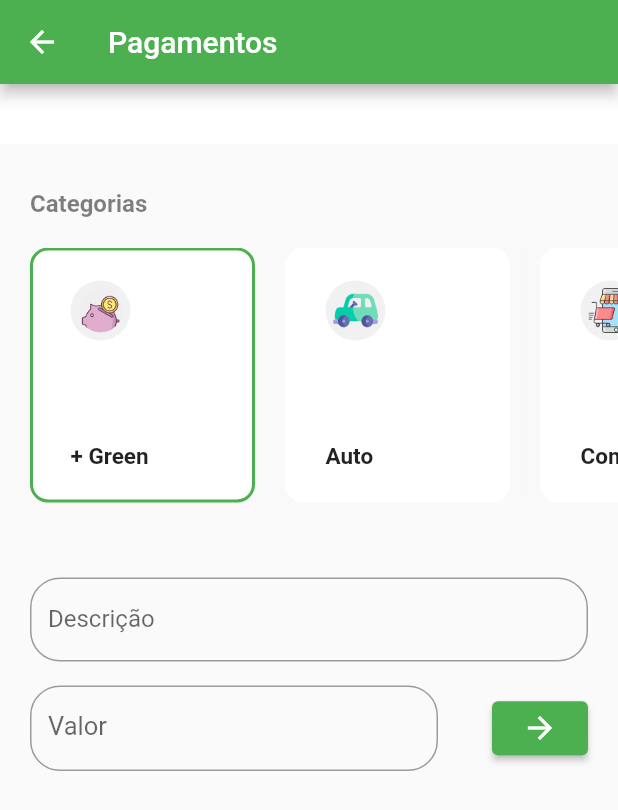
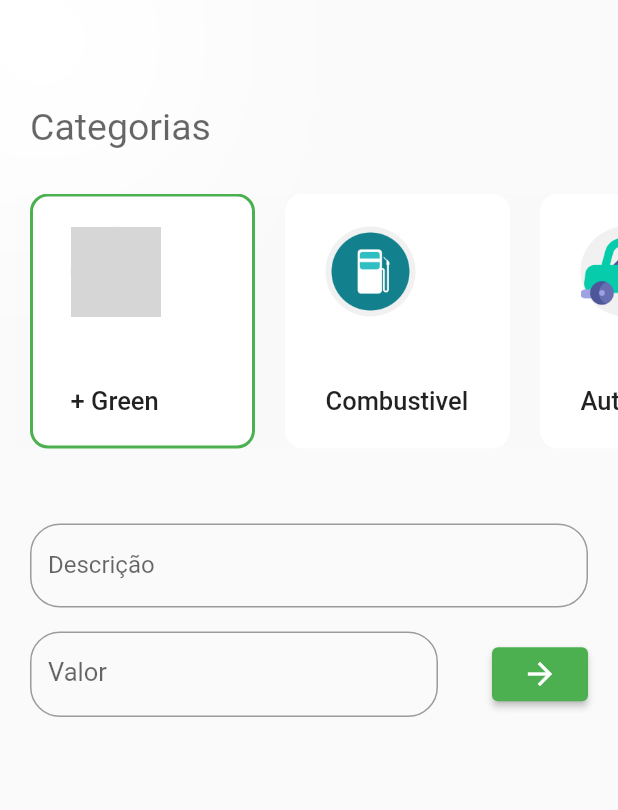
Before and after one commit to proz-tecnologia/PIT03GP03, a Flutter app: the CreatBudgetPage screen opened directly, on a phone screen of 412 x 824 dp. Shown: the top 810 px of the screen. Run offline on Flutter 3.47's test engine with Material 2 defaults, Android fonts, the phone set to English and light mode, and no system bars; our stand-ins replace animated_bottom_navigation_bar, email_validator, flutter_slidable, get, iconsax, shared_preferences; accounts and stored records are empty; Roboto replaces fonts that are missing (sans-serif-light); grey boxes are pictures that could not be loaded.

Commit message:
MeuGeen 2/3

```diff
--- a/lib/json/create_budget_json.dart
+++ b/lib/json/create_budget_json.dart
@@ -1,29 +1,15 @@
 const List categories = [
-  {"name": "+ Green", "icon": "assets/metas2.png"},
+  {"name": "+ Green", "icon": "assets/metas3.png"},
+  {"name": "Combustivel", "icon": "assets/combustivel.png"},
   {"name": "Auto", "icon": "assets/auto.png"},
+  {"name": "Alimentação", "icon": "assets/eating.png"},
+  {"name": "Saúde", "icon": "assets/hospital.png"},
   {"name": "Compras", "icon": "assets/mercado.png"},
-  {"name": "Saúde", "icon": "assets/hospital.png"},
-  {"name": "Alimentação", "icon": "assets/eating.png"},
+  {"name": "Feira", "icon": "assets/comidas2.png"},
   {"name": "Educação", "icon": "assets/Education.png"},
   {"name": "Banco", "icon": "assets/bank.png"},
   {"name": "Cartões", "icon": "assets/Transfer.png"},
   {"name": "PetShop", "icon": "assets/petshop.png"},
   {"name": "Academia", "icon": "assets/academia2.png"},
+  {"name": "Viagem", "icon": "assets/viagem.png"},
 ];
-
-class Date {
-  Date({required this.title, required this.dateTime});
-
-  Date.fromJson(Map<String, dynamic> json)
-      : title = json['title'],
-        dateTime = DateTime.parse(json['dateTime']);
-  String title;
-  DateTime dateTime;
-
-  Map<String, dynamic> toJson() {
-    return {
-      'title': title,
-      'dateTime': dateTime.toIso8601String(),
-    };
-  }
-}
--- a/lib/models/transaction/transaction.dart
+++ b/lib/models/transaction/transaction.dart
@@ -8,5 +8,6 @@ class Transaction {
     required this.value,
     required this.title,
     required this.category,
+    required DateTime dateTime,
   });
 }
--- a/lib/modules/HomePage/pages/meuGreen.dart
+++ b/lib/modules/HomePage/pages/meuGreen.dart
@@ -1,6 +1,5 @@
 import 'package:animated_bottom_navigation_bar/animated_bottom_navigation_bar.dart';
 import 'package:flutter/material.dart';
-import 'package:green/modules/HomePage/pages/pagamentos_item.dart';
 import 'package:green/theme/colors.dart';
 import 'package:iconsax/iconsax.dart';
 
@@ -37,7 +36,6 @@ class _MeuGreenState extends State<MeuGreen> {
       index: pageIndex,
       children: [
         CreatBudgetPage(),
-        PagItem(),
         Center(
           child: Text('Daily Page'),
         ),
--- a/lib/modules/HomePage/pages/meu_green_item.dart
+++ b/lib/modules/HomePage/pages/meu_green_item.dart
@@ -24,11 +24,14 @@ class _CreatBudgetPageState extends State<CreatBudgetPage> {
   @override
   Widget build(BuildContext context) {
     return Scaffold(
-      appBar: AppBar(
-        title: const Text('Pagamentos'),
-      ),
-      backgroundColor: grey.withOpacity(0.05),
-      body: Form(key: fomrKey, child: getBody()),
+      body: Consumer<HomeController>(builder: (context, controller, __) {
+        return SingleChildScrollView(
+          child: Form(
+            key: fomrKey,
+            child: getBody(),
+          ),
+        );
+      }),
     );
   }
 
@@ -41,9 +44,9 @@ class _CreatBudgetPageState extends State<CreatBudgetPage> {
           Container(
             decoration: BoxDecoration(color: white, boxShadow: [
               BoxShadow(
-                color: grey.withOpacity(0.01),
-                spreadRadius: 10,
-                blurRadius: 3,
+                color: Colors.white,
+                spreadRadius: 100,
+                blurRadius: 100,
                 // changes position of shadow
               ),
             ]),
@@ -51,12 +54,6 @@ class _CreatBudgetPageState extends State<CreatBudgetPage> {
               padding: const EdgeInsets.all(20),
               child: Column(
                 children: [
-                  Row(
-                    mainAxisAlignment: MainAxisAlignment.spaceBetween,
-                    children: [
-                      Row(children: []),
-                    ],
-                  ),
                 ],
               ),
             ),
@@ -66,13 +63,13 @@ class _CreatBudgetPageState extends State<CreatBudgetPage> {
             child: Text(
               "Categorias",
               style: TextStyle(
-                  fontSize: 16,
-                  fontWeight: FontWeight.bold,
-                  color: black.withOpacity(0.5)),
+                  fontSize: 25,
+                  fontFamily: 'sans-serif-light',
+                  color: black.withOpacity(0.6)),
             ),
           ),
           SizedBox(
-            height: 20,
+            height: 30,
           ),
           SingleChildScrollView(
             scrollDirection: Axis.horizontal,
@@ -118,24 +115,25 @@ class _CreatBudgetPageState extends State<CreatBudgetPage> {
                         mainAxisAlignment: MainAxisAlignment.spaceBetween,
                         children: [
                           Container(
-                              width: 40,
-                              height: 40,
+                              width: 60,
+                              height: 60,
                               decoration: BoxDecoration(
                                   shape: BoxShape.circle,
                                   color: grey.withOpacity(0.15)),
                               child: Center(
                                 child: Image.asset(
                                   categories[index]['icon'],
-                                  width: 30,
-                                  height: 30,
+                                  width: 80,
+                                  height: 80,
                                   fit: BoxFit.contain,
                                 ),
                               )),
                           Text(
                             categories[index]['name'],
                             style: TextStyle(
-                              fontWeight: FontWeight.bold,
-                              fontSize: 15,
+                              fontFamily: 'sans-serif-light',
+                              fontWeight: FontWeight.w500,
+                              fontSize: 17,
                             ),
                           )
                         ],
@@ -199,7 +197,6 @@ class _CreatBudgetPageState extends State<CreatBudgetPage> {
                                       borderRadius: BorderRadius.circular(20))),
                               onChanged: (value) =>
                                   controller.value = double.parse(value),
-                              controller: _budgetPrice,
                               cursorColor: black,
                               style: TextStyle(fontSize: 17, color: black),
                             ),
@@ -214,6 +211,7 @@ class _CreatBudgetPageState extends State<CreatBudgetPage> {
                         return ElevatedButton(
                           child: Icon(Icons.arrow_forward),
                           onPressed: () {
+                            setState(() {});
                             var formValid =
                                 fomrKey.currentState?.validate() ?? false;
                             var message = 'Transação invalida';
@@ -224,6 +222,7 @@ class _CreatBudgetPageState extends State<CreatBudgetPage> {
                               var trans = Transaction(
                                   value: controller.value,
                                   title: controller.title,
+                                  dateTime: DateTime.now(),
                                   category:
                                       controller.category /////listar modificar
                                   );
@@ -239,7 +238,7 @@ class _CreatBudgetPageState extends State<CreatBudgetPage> {
                           },
                         );
                       }),
-                    ])
+                    ]),
               ],
             ),
           )
--- a/lib/modules/HomePage/pages/todo_list.dart
+++ b/lib/modules/HomePage/pages/todo_list.dart
@@ -1,4 +1,5 @@
 import 'package:flutter/material.dart';
+
 import '../../../models/pages_models/todo.dart';
 import '../../../repository/todo_repository.dart';
 import '../../../widgets/todo_list_item.dart';
@@ -71,7 +72,7 @@ class _HomeAppState extends State<HomeApp> {
                         foregroundColor: Colors.white,
                         padding: const EdgeInsets.all(15),
                         shape: RoundedRectangleBorder(
-                            borderRadius: BorderRadius.circular(10)),
+                            borderRadius: BorderRadius.circular(20)),
                       ),
                       child: const Icon(
                         Icons.add,
--- a/pubspec.yaml
+++ b/pubspec.yaml
@@ -60,6 +60,7 @@ dependencies:
   bottom_navigation_bar: ^1.0.1
   antdesign_icons: ^0.0.3
   fl_chart: ^0.55.2
+  flutter_sparkline: ^0.1.0
 
 
 dev_dependencies:
```
Also changed, not shown: lib/modules/HomePage/pages/homepage.dart (+14 -9 lines), lib/modules/HomePage/pages/pagamentos_item.dart (deleted, +0 -131 lines), pubspec.lock.
